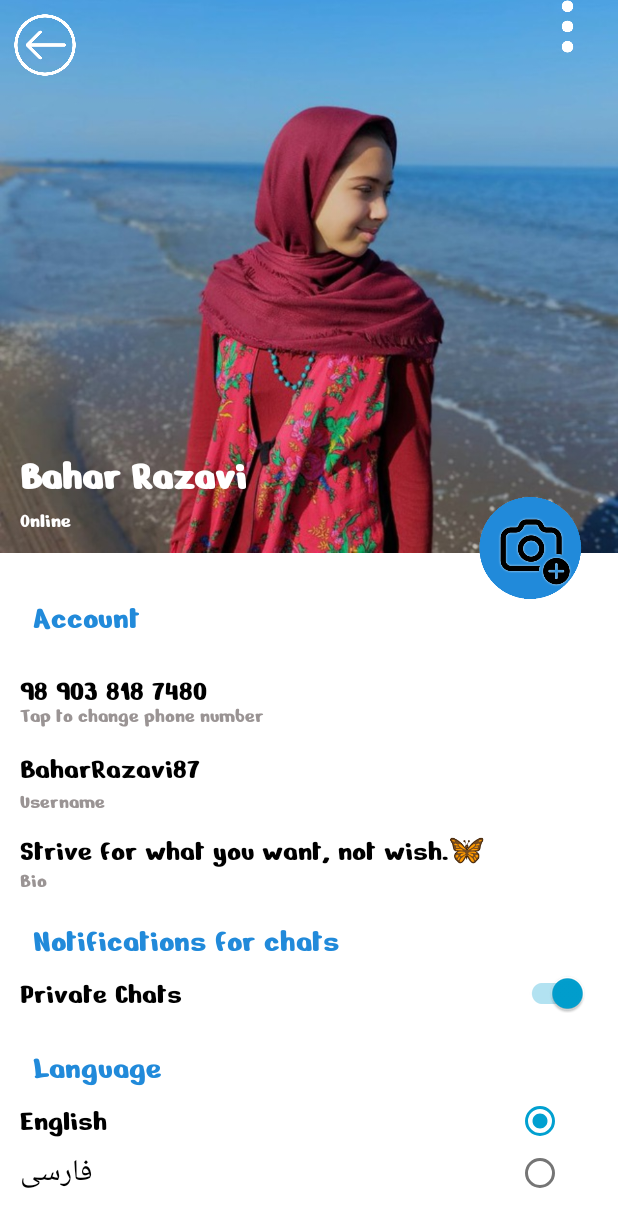
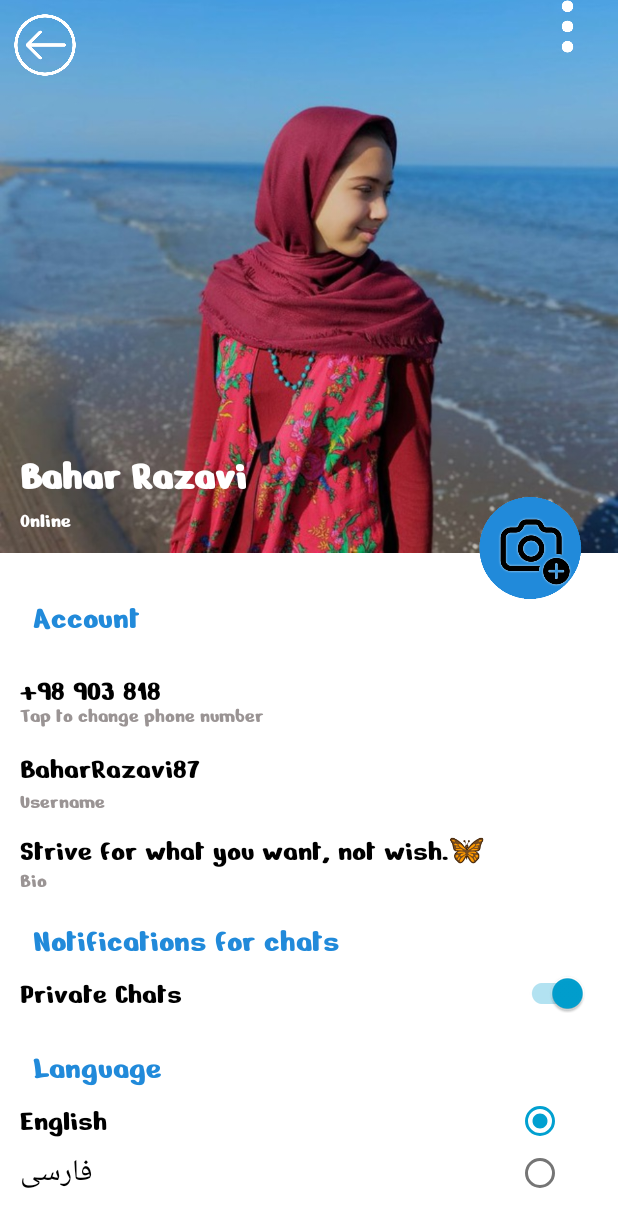
Before and after one commit to Rubikamp22-23/My-Telegram, an Android app: the layout activity_my_profile.xml on its own in the app's theme, with its tools: preview values and no code run, on a phone screen of 412 x 824 dp. Shown: the top 1227 px of the screen. Run offline under Robolectric (Android 15) with nearby library versions, the light colour scheme and no system bars.

Commit message:
init commit

```diff
--- a/app/src/main/res/layout/confirmation_number_layout.xml
+++ b/app/src/main/res/layout/activity_confirmation_number.xml
@@ -39,6 +39,7 @@
         android:layout_marginTop="140dp"/>
 
     <Button
+        android:id="@+id/finish_button"
         android:layout_width="390dp"
         android:layout_height="80dp"
         android:textColor="@color/white"
--- a/app/src/main/res/layout/my_profile_layout.xml
+++ b/app/src/main/res/layout/activity_my_profile.xml
@@ -3,8 +3,7 @@
     xmlns:app="http://schemas.android.com/apk/res-auto"
     xmlns:tools="http://schemas.android.com/tools"
     android:layout_width="match_parent"
-    android:layout_height="match_parent"
-    tools:context=".mainactivity">
+    android:layout_height="match_parent">
 
 
     <androidx.appcompat.widget.AppCompatImageView
@@ -17,6 +16,7 @@
         tools:ignore="MissingConstraints" />
 
     <androidx.appcompat.widget.AppCompatImageView
+        android:id="@+id/back_button"
         android:layout_width="60dp"
         android:layout_height="60dp"
         android:src="@drawable/back_button3"
@@ -84,12 +84,13 @@
         android:layout_height="20dp"
         android:layout_marginStart="13dp"
         android:layout_marginTop="90dp"
-        android:text="98 903 818 7480"
+        android:text="@string/_98_903_818_7480"
         android:textColor="@color/black"
         android:textSize="20sp"
         app:layout_constraintBottom_toBottomOf="parent"
         app:layout_constraintStart_toStartOf="parent"
-        app:layout_constraintTop_toTopOf="parent" />
+        app:layout_constraintTop_toTopOf="parent"
+        tools:ignore="HardcodedText" />
 
     <androidx.appcompat.widget.AppCompatTextView
         android:layout_width="wrap_content"
@@ -189,7 +190,7 @@
     <androidx.appcompat.widget.AppCompatTextView
         android:layout_width="wrap_content"
         android:layout_height="wrap_content"
-        android:text="Language"
+        android:text="@string/language"
         android:textColor="#218ADA"
         android:textSize="22sp"
         app:layout_constraintStart_toStartOf="parent"
--- a/app/src/main/res/values/strings.xml
+++ b/app/src/main/res/values/strings.xml
@@ -22,4 +22,6 @@
     <string name="start_messaging">Start Messaging</string>
     <string name="welcome_to_telegram">Welcome to Telegram\!</string>
     <string name="todo">TODO</string>
+    <string name="language">Language</string>
+    <string name="next">Next</string>
 </resources>
--- a/app/src/main/res/values/themes.xml
+++ b/app/src/main/res/values/themes.xml
@@ -1,6 +1,6 @@
 <resources xmlns:tools="http://schemas.android.com/tools">
     <!-- Base application theme. -->
-    <style name="Theme.MyAppBR" parent="Theme.MaterialComponents.DayNight.DarkActionBar">
+    <style name="Theme.MyAppBR" parent="Theme.MaterialComponents.DayNight.NoActionBar">
         <!-- Primary brand color. -->
         <item name="colorPrimary">@color/purple_500</item>
         <item name="colorPrimaryVariant">@color/purple_700</item>
```
Also changed, not shown: app/src/main/AndroidManifest.xml (+34 -0 lines), app/src/main/java/com/example/myappbr/confirmation_number_Activity.java (added, +18 -0 lines), app/src/main/java/com/example/myappbr/get_phone_number_Activity.java (added, +18 -0 lines), app/src/main/java/com/example/myappbr/mainactivity.java (deleted, +0 -50 lines), app/src/main/java/com/example/myappbr/my_profile_Activity.java (added, +18 -0 lines), app/src/main/java/com/example/myappbr/welocome_message_Activity.java (added, +18 -0 lines), app/src/main/res/layout/activity_get_phone_number.xml (renamed from app/src/main/res/layout/get_phone_number_layout.xml, +5 -9 lines), app/src/main/res/layout/activity_welocome_message.xml (renamed from app/src/main/res/layout/welcome_message_layout.xml, +4 -4 lines). Lines whose indentation alone changed are shown as unchanged.
